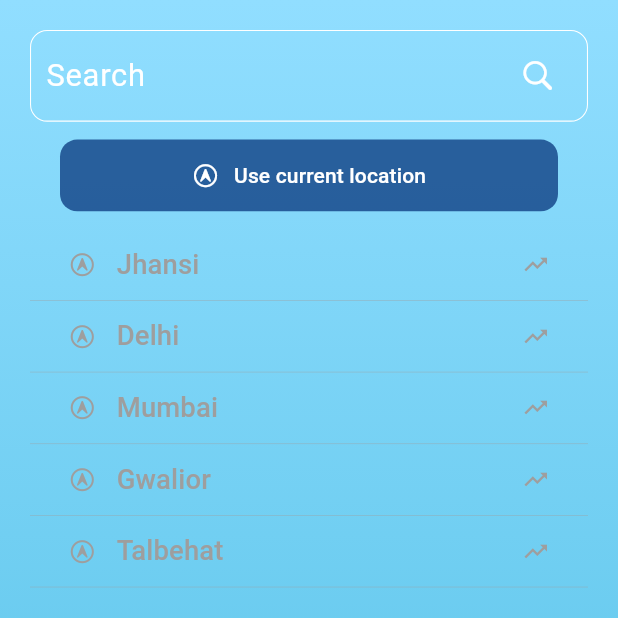
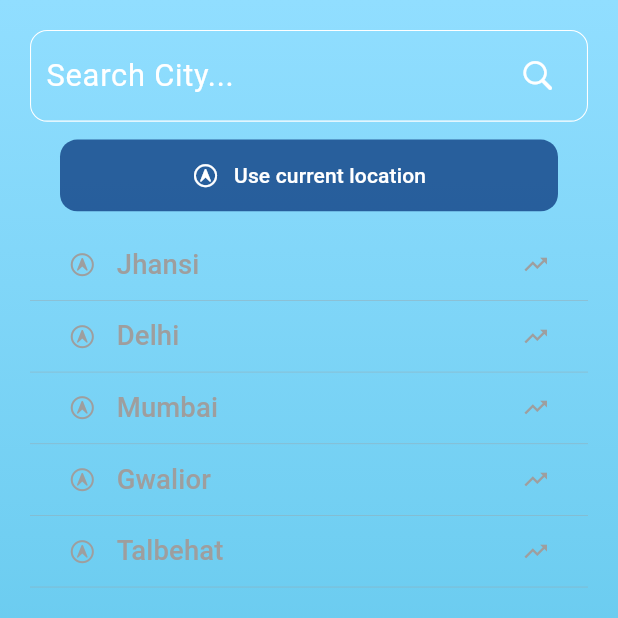
Before and after one commit to TheScriptRailoth/TinySky, a Flutter app: the SearchScreen screen opened directly, on a phone screen of 412 x 824 dp, the top half of it. Run offline on Flutter 3.47's test engine with Material 3 defaults, Android fonts, the phone set to English and light mode, and no system bars; our stand-ins replace flutter_screenutil, geocoding, geolocator, google_fonts, lottie; network calls fail.

Commit message:
TinySky: Updated packages
Signed-off-by: Ashutosh <am3718440@gmail.com>

```diff
--- a/lib/presentation/pages/search_screen.dart
+++ b/lib/presentation/pages/search_screen.dart
@@ -1,7 +1,6 @@
 import 'package:flutter/cupertino.dart';
 import 'package:flutter/material.dart';
 import 'package:flutter_screenutil/flutter_screenutil.dart';
-import 'package:tiny_sky/data/datasources/remote/location_data.dart';
 import 'package:tiny_sky/presentation/pages/search_result_screen.dart';
 class SearchScreen extends StatefulWidget {
   const SearchScreen({super.key});
@@ -12,10 +11,10 @@ class SearchScreen extends StatefulWidget {
 
 class _SearchScreenState extends State<SearchScreen> {
 
-  Color dayColor1 = Color(0xff91DEFF);
-  Color dayColor2 = Color(0xff47BBE1);
-  Color nightColor1 = Color(0xff08244F);
-  Color nightColor2 = Color(0xff134CB5);
+  Color dayColor1 = const Color(0xff91DEFF);
+  Color dayColor2 = const Color(0xff47BBE1);
+  Color nightColor1 = const Color(0xff08244F);
+  Color nightColor2 = const Color(0xff134CB5);
 
 
   @override
@@ -47,7 +46,7 @@ class _SearchScreenState extends State<SearchScreen> {
             )
         ),
         child: Padding(
-          padding: EdgeInsets.all(20),
+          padding: const EdgeInsets.all(20),
           child: ListView(
              children: [
                Container(
@@ -65,7 +64,7 @@ class _SearchScreenState extends State<SearchScreen> {
                            controller: _cityName,
                            decoration: const InputDecoration(
                              border: InputBorder.none,
-                             hintText: 'Search',
+                             hintText: 'Search City...',
                              hintStyle: TextStyle(color: Colors.white),
                            ),
                            style: TextStyle(
@@ -157,7 +156,7 @@ class _SearchScreenState extends State<SearchScreen> {
               Container(
                 width: 40.w,
                 height: 30.h,
-                child: Icon(Icons.trending_up, color: Colors.grey,),
+                child: const Icon(Icons.trending_up, color: Colors.grey,),
               ),
             ],
           )
```
Also changed, not shown: lib/presentation/pages/search_result_screen.dart (+4 -11 lines).
